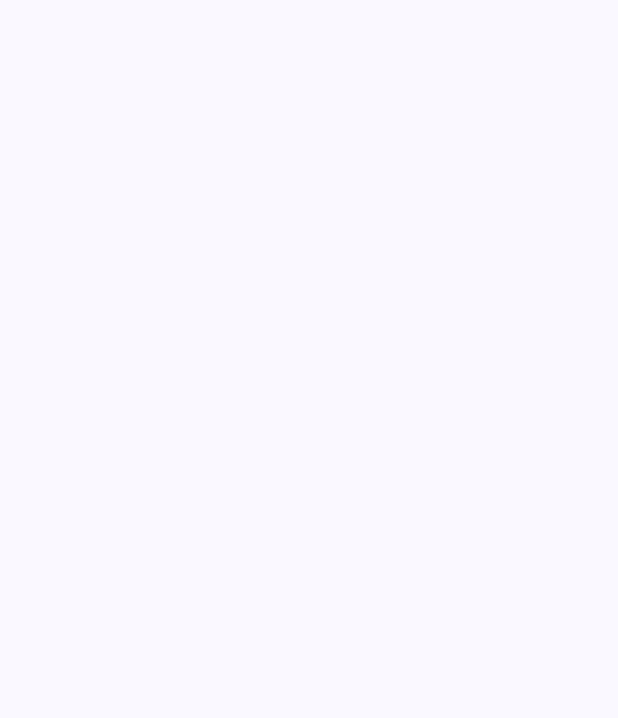
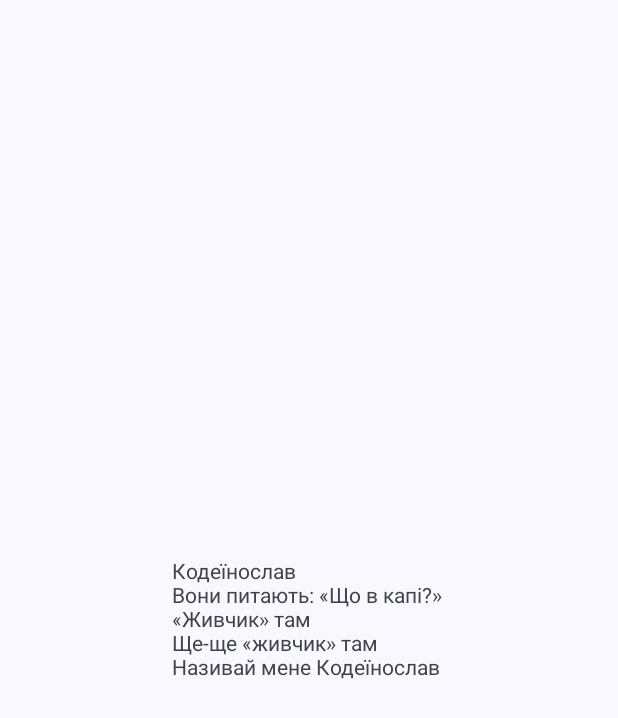
Before and after one commit to polodarb/RDogs, an Android app: the PhotosOfDogsFragment screen opened through its navigation route, on a phone screen of 412 x 824 dp. Before the commit the part shown is empty. Shown: the top 718 px of the screen. Run offline under Robolectric (Android 15) with nearby library versions, the phone set to English and light mode, and no system bars; our stand-ins replace Dagger/Hilt's generated code, Room's generated code, Shimmer; libraries missing offline, so code that uses them is left out: okhttp3.internal.

Commit message:
Implemented material animation between fragments and fixed backstack. todo: fix shimmer

```diff
--- a/app/src/main/java/com/polodarb/rdogs/data/repository/Repository.kt
+++ b/app/src/main/java/com/polodarb/rdogs/data/repository/Repository.kt
@@ -21,6 +21,7 @@ class Repository @Inject constructor(
 
     fun getListBreeds() = flow<UiState> {
         emit(UiState.Loading)
+
         val firstEmit = local.getAllListOfBreeds().first()
         emit(UiState.Success(firstEmit))
 
--- a/app/src/main/java/com/polodarb/rdogs/ui/fragments/ListOfBreedsFragment.kt
+++ b/app/src/main/java/com/polodarb/rdogs/ui/fragments/ListOfBreedsFragment.kt
@@ -4,6 +4,7 @@ import android.content.Intent
 import android.net.Uri
 import android.os.Build
 import android.os.Bundle
+import android.view.HapticFeedbackConstants
 import android.view.LayoutInflater
 import android.view.View
 import android.view.ViewGroup
@@ -11,6 +12,7 @@ import android.widget.Toast
 import androidx.annotation.RequiresApi
 import androidx.core.view.isVisible
 import androidx.fragment.app.Fragment
+import androidx.fragment.app.FragmentManager
 import androidx.fragment.app.viewModels
 import androidx.lifecycle.Lifecycle
 import androidx.lifecycle.lifecycleScope
@@ -42,6 +44,9 @@ class ListOfBreedsFragment : Fragment() {
     override fun onViewCreated(view: View, savedInstanceState: Bundle?) {
         super.onViewCreated(view, savedInstanceState)
 
+        binding.shimmerLayout.visibility = View.VISIBLE
+        binding.shimmerLayout.startShimmer()
+
         binding.rvMain.layoutManager = LinearLayoutManager(requireContext())
 
         val viewModel: ListOfBreedsViewModel by viewModels()
@@ -53,6 +58,7 @@ class ListOfBreedsFragment : Fragment() {
         }
 
         setUpGitHubIcon()
+
     }
 
     private suspend fun viewModelStates(viewModel: ListOfBreedsViewModel) {
@@ -71,19 +77,10 @@ class ListOfBreedsFragment : Fragment() {
 
                 is UiState.Error -> {
                     findNavController().navigate(R.id.action_listOfBreedsFragment_to_networkErrorFragment)
-                    Toast.makeText(requireContext(), "error", Toast.LENGTH_SHORT).show()
                     binding.shimmerLayout.visibility = View.GONE
-                    errorStateVisibility()
                 }
             }
         }
-    }
-
-    private fun errorStateVisibility() {
-        binding.rvMain.isVisible = false
-        binding.topAppBar.isVisible = false
-        binding.appbarMain.isVisible = false
-        binding.collapseToolbar.isVisible = false
     }
 
     private fun loadingStateVisibility() {
@@ -96,7 +93,7 @@ class ListOfBreedsFragment : Fragment() {
     private fun setAdapter(list: List<Breeds>) {
         val adapter = ListOfBreedsRV(list, object : ItemClickListener {
             override fun itemOnClick(item: String) {
-                Toast.makeText(requireContext(), item, Toast.LENGTH_SHORT).show()
+                findNavController().navigate(R.id.action_listOfBreedsFragment_to_photosOfDogsFragment)
             }
         })
         binding.rvMain.adapter = adapter
--- a/app/src/main/res/layout/fragment_photos_of_dogs.xml
+++ b/app/src/main/res/layout/fragment_photos_of_dogs.xml
@@ -1,5 +1,17 @@
 <?xml version="1.0" encoding="utf-8"?>
 <androidx.constraintlayout.widget.ConstraintLayout xmlns:android="http://schemas.android.com/apk/res/android"
+    xmlns:app="http://schemas.android.com/apk/res-auto"
     xmlns:tools="http://schemas.android.com/tools"
     android:layout_width="match_parent"
-    android:layout_height="match_parent"/>
+    android:layout_height="match_parent">
+
+    <TextView
+        android:id="@+id/textView"
+        android:layout_width="wrap_content"
+        android:layout_height="wrap_content"
+        android:text="Кодеїнослав \nВони питають: «Що в капі?» \n«Живчик» там \nЩе-ще «живчик» там \nНазивай мене Кодеїнослав"
+        app:layout_constraintBottom_toBottomOf="parent"
+        app:layout_constraintEnd_toEndOf="parent"
+        app:layout_constraintStart_toStartOf="parent"
+        app:layout_constraintTop_toTopOf="parent" />
+</androidx.constraintlayout.widget.ConstraintLayout>
--- a/app/src/main/res/navigation/nav_graph.xml
+++ b/app/src/main/res/navigation/nav_graph.xml
@@ -12,7 +12,11 @@
         android:label="ListOfBreedsFragment">
         <action
             android:id="@+id/action_listOfBreedsFragment_to_photosOfDogsFragment"
-            app:destination="@id/photosOfDogsFragment" />
+            app:destination="@id/photosOfDogsFragment"
+            app:enterAnim="@anim/enter_anim"
+            app:exitAnim="@anim/exit_anim"
+            app:popEnterAnim="@anim/pop_enter_anim"
+            app:popExitAnim="@anim/pop_exit_anim" />
         <action
             app:popUpTo="@id/listOfBreedsFragment"
             app:popUpToInclusive="true"
@@ -25,7 +29,11 @@
         android:label="PhotosOfDogsFragment">
         <action
             android:id="@+id/action_photosOfDogsFragment_to_listOfBreedsFragment"
-            app:destination="@id/listOfBreedsFragment" />
+            app:destination="@id/listOfBreedsFragment"
+            app:enterAnim="@anim/enter_anim"
+            app:exitAnim="@anim/exit_anim"
+            app:popEnterAnim="@anim/pop_enter_anim"
+            app:popExitAnim="@anim/pop_exit_anim" />
     </fragment>
     <fragment
         android:id="@+id/networkErrorFragment"
@@ -34,6 +42,12 @@
         tools:layout="@layout/fragment_network_error">
         <action
             android:id="@+id/action_networkErrorFragment_to_listOfBreedsFragment"
-            app:destination="@id/listOfBreedsFragment" />
+            app:destination="@id/listOfBreedsFragment"
+            app:popUpTo="@id/networkErrorFragment"
+            app:popUpToInclusive="true"
+            app:enterAnim="@anim/enter_anim"
+            app:exitAnim="@anim/exit_anim"
+            app:popEnterAnim="@anim/pop_enter_anim"
+            app:popExitAnim="@anim/pop_exit_anim" />
     </fragment>
 </navigation>
```
Also changed, not shown: app/src/main/java/com/polodarb/rdogs/ui/fragments/NetworkErrorFragment.kt (+9 -3 lines).
